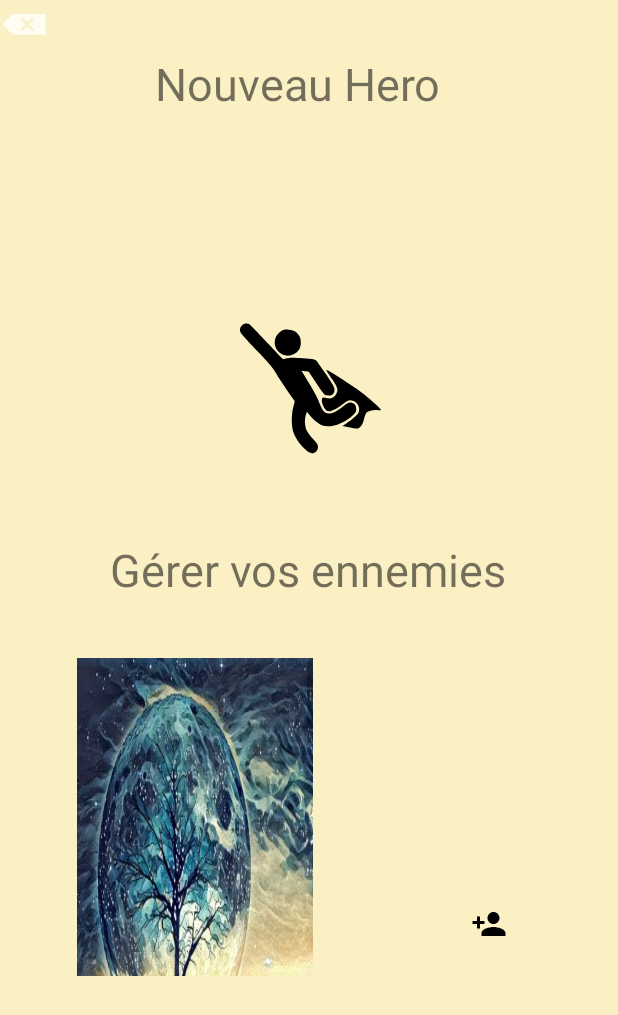
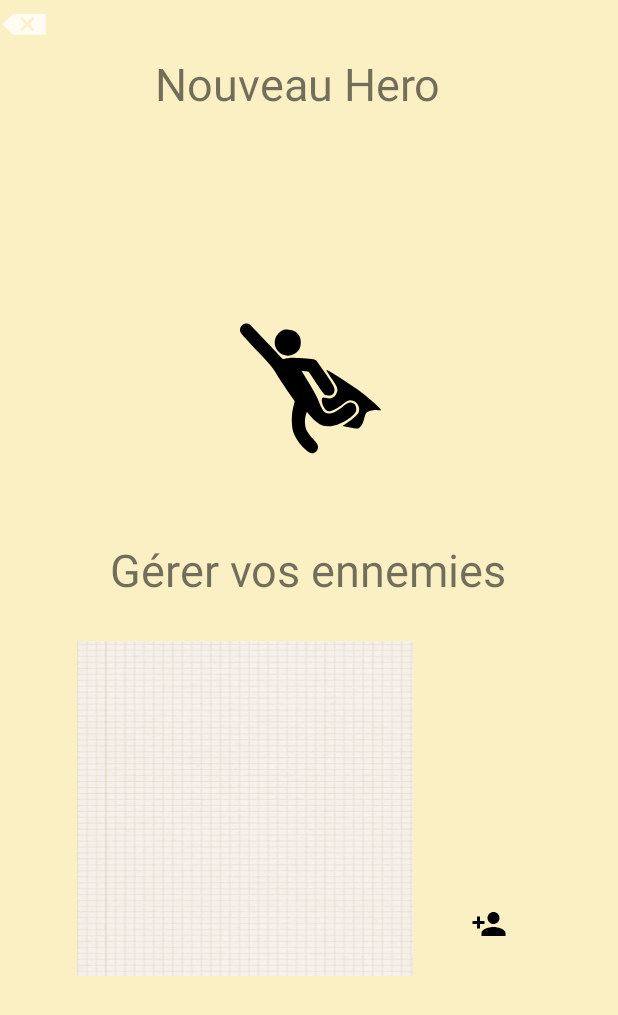
Before and after one commit to Olived-fr/MOBE-Challenge, an Android app: the screen it shows after launch (FullscreenActivity), after a tap on an icon or button, on a phone screen of 412 x 824 dp. Shown: the top 1015 px of the screen. Run offline under Robolectric (Android 15) with nearby library versions, the light colour scheme and no system bars.

Commit message:
wip presonnalisation page

```diff
--- a/ShotNGun/app/src/main/java/com/m2dl/shotngun/CameraActivity.java
+++ b/ShotNGun/app/src/main/java/com/m2dl/shotngun/CameraActivity.java
@@ -88,12 +88,17 @@ public class CameraActivity extends AppCompatActivity {
     private static final int REQUEST_CAMERA_PERMISSION = 200;
     private Handler mBackgroundHandler;
     private HandlerThread mBackgroundThread;
+    private String elementType;
+
     @Override
     protected void onCreate(Bundle savedInstanceState) {
         super.onCreate(savedInstanceState);
         setContentView(R.layout.activity_camera);
         textureView = (TextureView) findViewById(R.id.texture);
         assert textureView != null;
+
+        elementType = getIntent().getStringExtra("ELEMENT_TYPE");
+
         textureView.setSurfaceTextureListener(textureListener);
         takePictureButton = findViewById(R.id.btn_takepicture);
         relativeLayoutPhoto = findViewById(R.id.relativeLayoutPhoto);
@@ -237,6 +242,7 @@ public class CameraActivity extends AppCompatActivity {
                         save(bytes);
 
                         Intent showPicture = new Intent(CameraActivity.this, EditorActivity.class);
+                        showPicture.putExtra("ELEMENT_TYPE", elementType);
                         showPicture.putExtra("pathPhoto", file.getPath());
                         showPicture.putExtra("namePhoto", name);
                         startActivity(showPicture);
--- a/ShotNGun/app/src/main/java/com/m2dl/shotngun/FullscreenActivity.java
+++ b/ShotNGun/app/src/main/java/com/m2dl/shotngun/FullscreenActivity.java
@@ -57,6 +57,7 @@ public class FullscreenActivity extends AppCompatActivity {
     private FrameLayout frameRoot;
     private FrameLayout framePersonnaliser;
     private List<String> pathList;
+    private String heroPath;
 
     private final Runnable mHidePart2Runnable = new Runnable() {
         @SuppressLint("InlinedApi")
@@ -89,6 +90,8 @@ public class FullscreenActivity extends AppCompatActivity {
 
         setContentView(R.layout.activity_fullscreen);
 
+        pathList = new ArrayList<>();
+
         frameRoot = findViewById(R.id.frame_root_menu);
         frameMenu = findViewById(R.id.frame_content_menu);
         framePersonnaliser = findViewById(R.id.frame_personnaliser_menu);
@@ -108,36 +111,70 @@ public class FullscreenActivity extends AppCompatActivity {
         scrollLayout = findViewById(R.id.scroll_layout);
 
         // TODO à retirer
-        List<ImageView> ennemies = new ArrayList<>();
-        ImageView imageView = new ImageView(this);
-        imageView.setBackgroundResource(R.drawable.imagetest);
-        ennemies.add(imageView);
-
-        ImageView imageView2 = new ImageView(this);
-        imageView2.setBackgroundResource(R.drawable.poutine);
-        ennemies.add(imageView2);
+//        List<ImageView> ennemies = new ArrayList<>();
+//        ImageView imageView = new ImageView(this);
+//        imageView.setBackgroundResource(R.drawable.imagetest);
+//        ennemies.add(imageView);
+//
+//        ImageView imageView2 = new ImageView(this);
+//        imageView2.setBackgroundResource(R.drawable.poutine);
+//        ennemies.add(imageView2);
+//
+//
+//        // TODO à remplacer par getEnnemiesFromStorage
+//        addEnnemiesOnScrollView(ennemies);
         //fin à retirer
 
-        // TODO à remplacer par getEnnemiesFromStorage
-        addEnnemiesOnScrollView(ennemies);
-        //getEnnemiesFromStorage();
+        String elementType = getIntent().getStringExtra("ELEMENT_TYPE");
+        String picturePath = getIntent().getStringExtra("PICTURE_PATH");
+        String namePhoto = getIntent().getStringExtra("NAME_PICTURE");
+
+        System.out.println("elementType : "+elementType+"\npicturePath : "+picturePath+"\nnamePhoto : "+namePhoto);
+
+        if (elementType != null
+                && picturePath != null) {
+            addPath(elementType, picturePath, namePhoto);
+            getEnnemiesFromStorage();
+        }
+
 
         setAllButtons();
+    }
+
+    public void setPathList() {
+
+    }
+
+    public void addPath(String elementType, String picturePath, String namePhoto) {
+        if ("HERO".equals(elementType)) {
+            heroPath = picturePath;
+            System.out.println("Nouveau Hero!!!!!!!!!!!!!!!!" + heroPath);
+        } else {
+            pathList.add(picturePath);
+            System.out.println("Ennemie!!!!!!!!!!!!!!!!" + picturePath);
+        }
+
     }
 
     public void getEnnemiesFromStorage() {
 
         List<ImageView> imageViews = new ArrayList<>();
 
+        if (pathList != null
+                && !pathList.isEmpty()) {
             for (String imagePath : pathList) {
+
                 Bitmap bmp = BitmapFactory.decodeFile(imagePath);
-            Drawable image = new BitmapDrawable(getResources(), Bitmap.createScaledBitmap(bmp, 50, 50, true));
+                //Drawable image = new BitmapDrawable(getResources(), Bitmap.createScaledBitmap(bmp, 50, 50, true));
+                Drawable image = new BitmapDrawable(getResources(), bmp);
                 ImageView imageView = new ImageView(this);
                 imageView.setBackground(image);
+                imageViews.add(imageView);
                 //imageView.setBackgroundResource(R.drawable.imagetest);
             }
 
             addEnnemiesOnScrollView(imageViews);
+        }
     }
 
 
@@ -150,7 +187,7 @@ public class FullscreenActivity extends AppCompatActivity {
                     scrollLayout.removeView(image);
                 }
             });
-
+            System.out.println("///////////////////////////////"+image+"//////////////////////////////////");
             scrollLayout.addView(image);
         }
     }
--- a/ShotNGun/app/src/main/res/layout/activity_fullscreen.xml
+++ b/ShotNGun/app/src/main/res/layout/activity_fullscreen.xml
@@ -63,8 +63,8 @@
 
         <ScrollView
             android:id="@+id/ennemies_scroll_view"
-            android:layout_width="157dp"
-            android:layout_height="212dp"
+            android:layout_width="224dp"
+            android:layout_height="223dp"
             android:layout_gravity="bottom|left"
             android:background="@drawable/scroll_background">
 
```
Also changed, not shown: ShotNGun/app/src/main/java/com/m2dl/shotngun/Editor/Views/EditorActivity.java (+11 -1 lines). Lines whose indentation alone changed are shown as unchanged.
